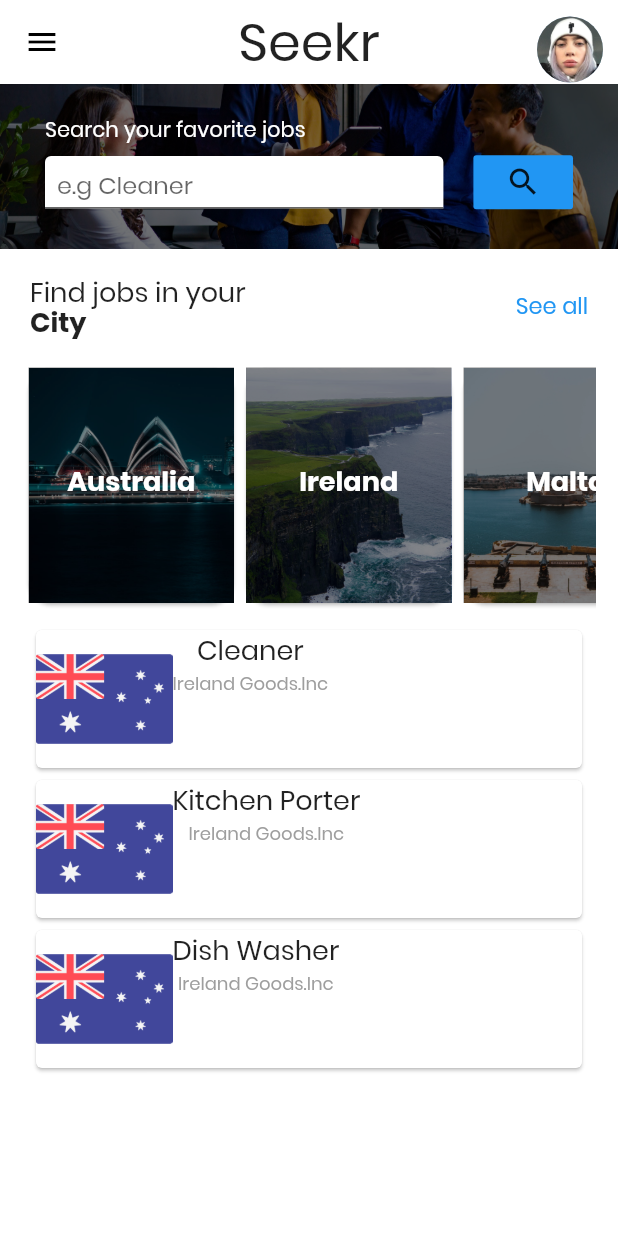
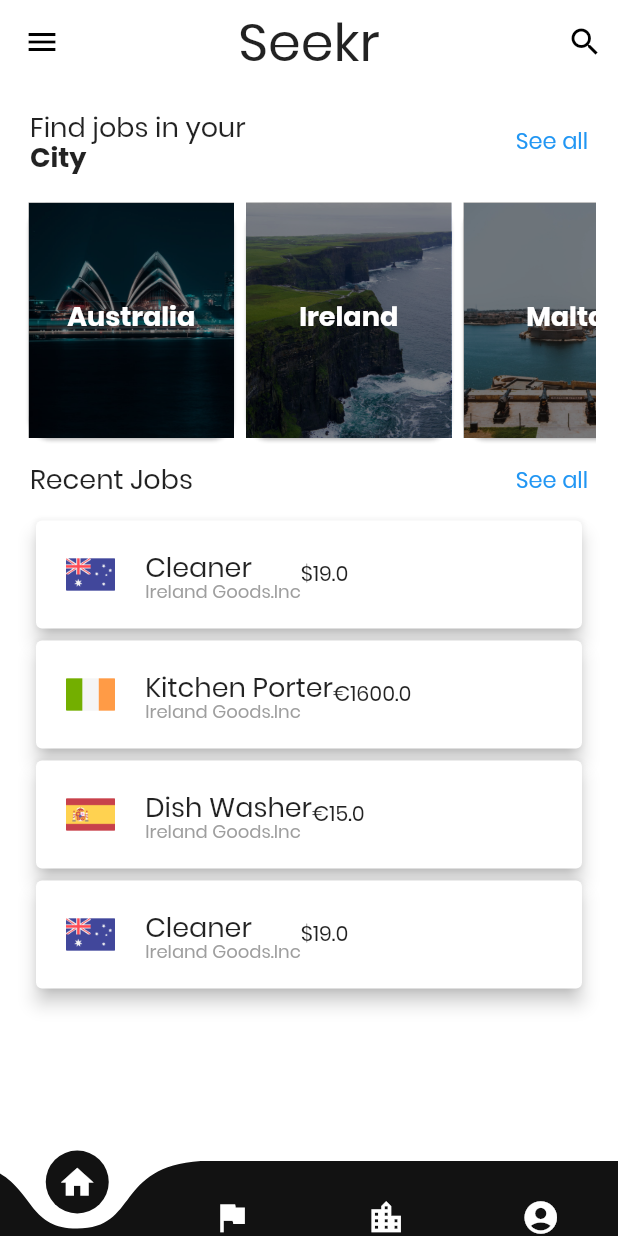
Before and after one commit to NicolasMarqui/Seekr-Flutter, a Flutter app: the screen it shows after launch, on a phone screen of 412 x 824 dp. Run offline on Flutter 3.47's test engine with Material 2 defaults, Android fonts, the phone set to English and light mode, and no system bars; drawn by our look-alikes of curved_navigation_bar.

Commit message:
Added bottomNavigation, removed boxSearch for now

```diff
--- a/frontend/lib/models/jobs.dart
+++ b/frontend/lib/models/jobs.dart
@@ -24,7 +24,7 @@ List<Jobs> jobs = [
     salary: 19,
     isHour: true,
     datePosted: DateTime.now(),
-    currency: "Dollar",
+    currency: "\$",
   ),
   Jobs(
     id: 2,
@@ -36,18 +36,30 @@ List<Jobs> jobs = [
     salary: 1600,
     isHour: false,
     datePosted: DateTime.now(),
-    currency: "Euro",
+    currency: "€",
   ),
   Jobs(
     id: 3,
     title: "Dish Washer",
     description: "Lorem Ipsum é simplesmente uma simulação de texto da indústria tipográfica e de impressos, e vem sendo utilizado desde o século XVI, quando um impressor desconhecido..",
     company: "Ireland Goods.Inc",
-    city: "Galway",
-    country: "Ireland",
+    city: "Madrid",
+    country: "Spain",
     salary: 15,
     isHour: true,
     datePosted: DateTime.now(),
-    currency: "Euro",
+    currency: "€",
+  ),
+  Jobs(
+    id: 4,
+    title: "Cleaner",
+    description: "Lorem Ipsum é simplesmente uma simulação de texto da indústria tipográfica e de impressos, e vem sendo utilizado desde o século XVI, quando um impressor desconhecido..",
+    company: "Ireland Goods.Inc",
+    city: "Sidney",
+    country: "Australia",
+    salary: 19,
+    isHour: true,
+    datePosted: DateTime.now(),
+    currency: "\$",
   ),
 ];
--- a/frontend/lib/pages/home.dart
+++ b/frontend/lib/pages/home.dart
@@ -1,11 +1,16 @@
+import 'package:curved_navigation_bar/curved_navigation_bar.dart';
 import 'package:flutter/material.dart';
 
 import '../widgets/newestJobs.dart';
 import '../widgets/selectCity.dart';
 import '../widgets/searchBox.dart';
 
-class HomePage extends StatelessWidget {
+class HomePage extends StatefulWidget {
+  @override
+  _HomePageState createState() => _HomePageState();
+}
 
+class _HomePageState extends State<HomePage> {
   @override
   Widget build(BuildContext context) {
     return Scaffold(
@@ -23,17 +28,21 @@ class HomePage extends StatelessWidget {
         ),
         centerTitle: true,
         actions: <Widget>[
-          Container(
-              margin: EdgeInsets.only(top: 10, right: 10),
-              decoration: BoxDecoration(
-                borderRadius: BorderRadius.circular(10),
-              ),
-              child: CircleAvatar(
-                radius: 22,
-                backgroundImage: AssetImage(
-                  'assets/images/avatar.jpg',
-                ),
-              )),
+          Padding(
+            padding: const EdgeInsets.all(10.0),
+            child: Icon(Icons.search),
+          ),
+          // Container(
+          //     margin: EdgeInsets.only(top: 10, right: 10),
+          //     decoration: BoxDecoration(
+          //       borderRadius: BorderRadius.circular(10),
+          //     ),
+          //     child: CircleAvatar(
+          //       radius: 22,
+          //       backgroundImage: AssetImage(
+          //         'assets/images/avatar.jpg',
+          //       ),
+          //     )),
         ],
       ),
       drawer: Drawer(
@@ -42,12 +51,27 @@ class HomePage extends StatelessWidget {
       body: SingleChildScrollView(
         child: Column(
           children: <Widget>[
-            SearchBox(),
+            // SearchBox(),
             SelectCity(),
             RecentJobs(),
           ],
         ),
       ),
+      bottomNavigationBar: CurvedNavigationBar(
+        height: 50,
+        backgroundColor: Colors.white,
+        animationDuration: Duration(milliseconds: 400),
+        color: Color(0xFF121212),
+        items: <Widget>[
+          Icon(Icons.home, size: 26,color: Colors.white,),
+          Icon(Icons.flag, size: 26, color: Colors.white,),
+          Icon(Icons.location_city, size: 26, color: Colors.white,),
+          Icon(Icons.account_circle, size: 26, color: Colors.white,),
+        ],
+        onTap: (index) {
+          //Handle button tap
+        },
+      ),
     );
   }
 }
--- a/frontend/lib/styles/styles.dart
+++ b/frontend/lib/styles/styles.dart
@@ -29,4 +29,10 @@ class AppStyles{
     height: 1.5,
     color: Colors.grey,
   );
+
+  static descLessHeight() => TextStyle(
+    fontSize: 12,
+    height: 0.8,
+    color: Colors.grey,
+  );
 }
--- a/frontend/lib/widgets/newestJobs.dart
+++ b/frontend/lib/widgets/newestJobs.dart
@@ -6,53 +6,123 @@ import '../models/jobs.dart';
 class RecentJobs extends StatelessWidget {
   const RecentJobs({Key key}) : super(key: key);
 
-  Widget displayImage(String c){
-
+  Widget displayImage(String c) {
     print(c);
 
-    switch(c){
+    switch (c) {
       case 'Australia':
-        return Image(image: AssetImage('assets/images/australia.png'),);
+        return Image(
+          image: AssetImage('assets/images/australia.png'),
+        );
         break;
       case 'Ireland':
-        return Image(image: AssetImage('assets/images/irlanda.png'),);
+        return Image(
+          image: AssetImage('assets/images/irlanda.png'),
+        );
         break;
       case 'Spain':
-        return Image(image: AssetImage('assets/images/spain.png'),);
+        return Image(
+          image: AssetImage('assets/images/spain.png'),
+        );
     }
 
-    return Image(image: AssetImage('assets/images/spain.png'),);
+    return Image(
+      image: AssetImage('assets/images/spain.png'),
+    );
   }
 
   @override
   Widget build(BuildContext context) {
-    return Container(
+    return Column(
+      children: <Widget>[
+        Padding(
+          padding: const EdgeInsets.only(top: 10, left: 20,right: 20),
+          child: Row(
+            mainAxisAlignment: MainAxisAlignment.spaceBetween,
+            children: <Widget>[
+              Text('Recent Jobs', style: AppStyles.title_1()),
+              Text('See all', style: AppStyles.linkText(),)
+            ],
+          ),
+        ),
+        Container(
           padding: EdgeInsets.symmetric(vertical: 10),
           child: Column(
-        children: jobs.map((j) => Container(
+            children: jobs
+                .map((j) => Container(
                       padding: EdgeInsets.symmetric(horizontal: 20),
-          height: 100,
+                      height: 80,
                       child: Card(
+                        elevation: 5,
                         child: Row(
                           children: <Widget>[
                             Flexible(
                               flex: 1,
-                  child:Image(image: AssetImage('assets/images/australia.png'),),
+                              child: j.country == 'Australia'
+                                  ? Padding(
+                                      padding: const EdgeInsets.fromLTRB(
+                                          20, 10, 20, 10),
+                                      child: Image.asset(
+                                        'assets/images/australia.png',
+                                        height: 50,
+                                        width: 50,
+                                      ),
+                                    )
+                                  : j.country == 'Ireland'
+                                      ? Padding(
+                                          padding: const EdgeInsets.fromLTRB(
+                                              20, 10, 20, 10),
+                                          child: Image.asset(
+                                            'assets/images/irlanda.png',
+                                            height: 50,
+                                            width: 50,
+                                          ),
+                                        )
+                                      : Padding(
+                                          padding: const EdgeInsets.fromLTRB(
+                                              20, 10, 20, 10),
+                                          child: Image.asset(
+                                            'assets/images/espanha.png',
+                                            height: 50,
+                                            width: 50,
+                                          ),
+                                        ),
                             ),
                             Flexible(
                               flex: 3,
                               child: Column(
+                                mainAxisAlignment: MainAxisAlignment.center,
+                                crossAxisAlignment: CrossAxisAlignment.start,
                                 children: <Widget>[
-                      Text(j.title, style: AppStyles.title_1(),),
-                      Text(j.company, style: AppStyles.desc(),),
-                    ],
+                                  Text(
+                                    j.title,
+                                    style: AppStyles.title_1(),
                                   ),
+                                  Text(
+                                    j.company,
+                                    style: AppStyles.descLessHeight(),
                                   ),
                                 ],
                               ),
                             ),
-        )).toList(),
+                            Flexible(
+                              flex: 1,
+                              child: Column(
+                                mainAxisAlignment: MainAxisAlignment.center,
+                                crossAxisAlignment: CrossAxisAlignment.end,
+                                children: <Widget>[
+                                  Text(j.currency + j.salary.toString())
+                                ],
                               ),
+                            )
+                          ],
+                        ),
+                      ),
+                    ))
+                .toList(),
+          ),
+        ),
+      ],
     );
   }
 }
--- a/frontend/pubspec.yaml
+++ b/frontend/pubspec.yaml
@@ -19,6 +19,7 @@ environment:
 dependencies:
   flutter:
     sdk: flutter
+  curved_navigation_bar: ^0.3.1 #latest version
 
 
   # The following adds the Cupertino Icons font to your application.
```
Also changed, not shown: frontend/pubspec.lock. Lines whose indentation alone changed are shown as unchanged.
